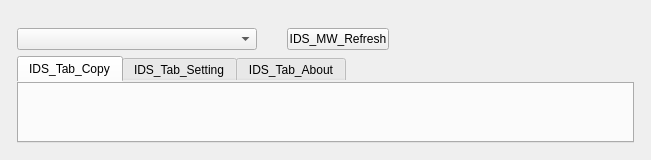
Old version of the form mainwidget.ui in the repository lzk/richovop.
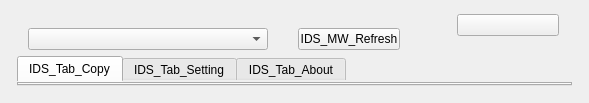
New version of the form. Icons and pictures are not drawn.

Patch:
```diff
--- a/mainwidget.ui
+++ b/mainwidget.ui
@@ -2,14 +2,6 @@
 <ui version="4.0">
  <class>MainWidget</class>
  <widget class="QWidget" name="MainWidget">
-  <property name="geometry">
-   <rect>
-    <x>0</x>
-    <y>0</y>
-    <width>651</width>
-    <height>160</height>
-   </rect>
-  </property>
   <property name="styleSheet">
    <string notr="true">
 #widget_main
@@ -22,7 +14,11 @@
 min-width:100;
 max-width:100;
 }
-
+#button_logo
+{
+min-width:100;
+max-width:100;
+}
 QTabWidget::tab-bar
 {
 alignment:center
@@ -80,10 +76,14 @@
            </spacer>
           </item>
           <item>
+           <widget class="QWidget" name="widget_devicelist" native="true">
            <layout class="QHBoxLayout" name="horizontalLayout_2">
             <property name="spacing">
              <number>30</number>
             </property>
+             <property name="bottomMargin">
+              <number>0</number>
+             </property>
             <item>
              <widget class="QComboBox" name="comboBox_deviceList">
               <property name="minimumSize">
@@ -114,6 +114,7 @@
              </widget>
             </item>
            </layout>
+           </widget>
           </item>
          </layout>
         </item>
@@ -130,6 +131,27 @@
           </property>
          </spacer>
         </item>
+        <item>
+         <widget class="QPushButton" name="button_logo">
+          <property name="icon">
+           <iconset resource="vop.qrc">
+            <normaloff>:/supply.png</normaloff>:/supply.png</iconset>
+          </property>
+          <property name="iconSize">
+           <size>
+            <width>80</width>
+            <height>20</height>
+           </size>
+          </property>
+         </widget>
+        </item>
+        <item>
+         <widget class="QLabel" name="label">
+          <property name="pixmap">
+           <pixmap resource="vop.qrc">:/logo.gif</pixmap>
+          </property>
+         </widget>
+        </item>
        </layout>
       </widget>
      </item>
```
Left out of the diff: 4 changed lines with no effect on the pictures. Lines whose indentation alone changed are shown as unchanged.
